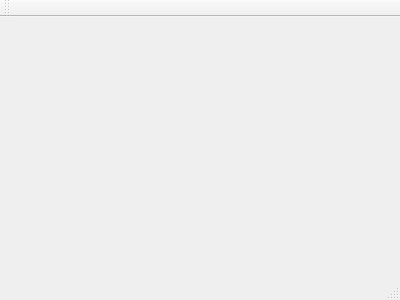
The window that student/11/timer/mainwindow.ui (sampeksi/sampeksi) describes before a commit, drawn with Qt 5.
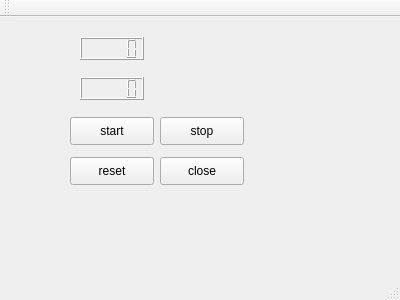
The same window after the commit.

Diff of the .ui file:
```diff
--- a/student/11/timer/mainwindow.ui
+++ b/student/11/timer/mainwindow.ui
@@ -12,13 +12,101 @@
   <property name="windowTitle" >
    <string>MainWindow</string>
   </property>
-  <widget class="QMenuBar" name="menuBar" />
-  <widget class="QToolBar" name="mainToolBar" />
-  <widget class="QWidget" name="centralWidget" />
-  <widget class="QStatusBar" name="statusBar" />
+  <widget class="QWidget" name="centralWidget">
+   <widget class="QLCDNumber" name="lcdNumberMin">
+    <property name="geometry">
+     <rect>
+      <x>80</x>
+      <y>20</y>
+      <width>64</width>
+      <height>23</height>
+     </rect>
+    </property>
+   </widget>
+   <widget class="QLCDNumber" name="lcdNumberSec">
+    <property name="geometry">
+     <rect>
+      <x>80</x>
+      <y>60</y>
+      <width>64</width>
+      <height>23</height>
+     </rect>
+    </property>
+   </widget>
+   <widget class="QPushButton" name="startButton">
+    <property name="geometry">
+     <rect>
+      <x>70</x>
+      <y>100</y>
+      <width>84</width>
+      <height>28</height>
+     </rect>
+    </property>
+    <property name="text">
+     <string>start</string>
+    </property>
+   </widget>
+   <widget class="QPushButton" name="stopButton">
+    <property name="geometry">
+     <rect>
+      <x>160</x>
+      <y>100</y>
+      <width>84</width>
+      <height>28</height>
+     </rect>
+    </property>
+    <property name="text">
+     <string>stop</string>
+    </property>
+   </widget>
+   <widget class="QPushButton" name="resetButton">
+    <property name="geometry">
+     <rect>
+      <x>70</x>
+      <y>140</y>
+      <width>84</width>
+      <height>28</height>
+     </rect>
+    </property>
+    <property name="text">
+     <string>reset</string>
+    </property>
+   </widget>
+   <widget class="QPushButton" name="closeButton">
+    <property name="geometry">
+     <rect>
+      <x>160</x>
+      <y>140</y>
+      <width>84</width>
+      <height>28</height>
+     </rect>
+    </property>
+    <property name="text">
+     <string>close</string>
+    </property>
+   </widget>
+  </widget>
+  <widget class="QMenuBar" name="menuBar">
+   <property name="geometry">
+    <rect>
+     <x>0</x>
+     <y>0</y>
+     <width>400</width>
+     <height>25</height>
+    </rect>
+   </property>
+  </widget>
+  <widget class="QToolBar" name="mainToolBar">
+   <attribute name="toolBarArea">
+    <enum>TopToolBarArea</enum>
+   </attribute>
+   <attribute name="toolBarBreak">
+    <bool>false</bool>
+   </attribute>
+  </widget>
+  <widget class="QStatusBar" name="statusBar"/>
  </widget>
- <layoutDefault spacing="6" margin="11" />
- <pixmapfunction></pixmapfunction>
+ <layoutdefault spacing="6" margin="11"/>
  <resources/>
  <connections/>
 </ui>
```
Left out of the diff: 26 changed lines with no effect on the pictures.
